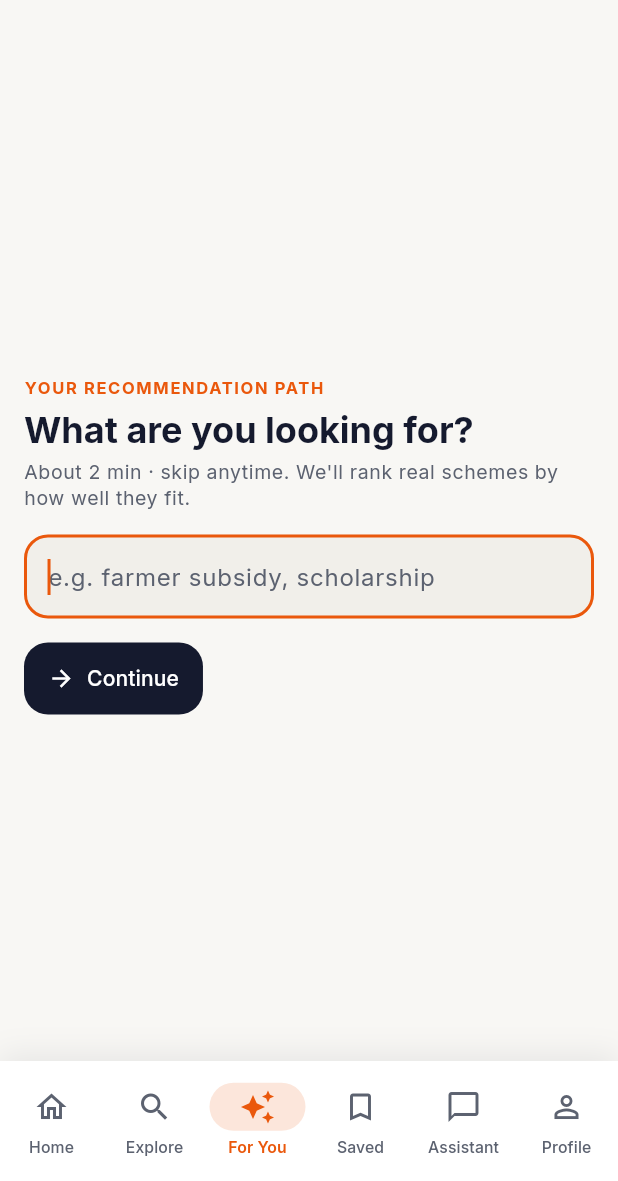
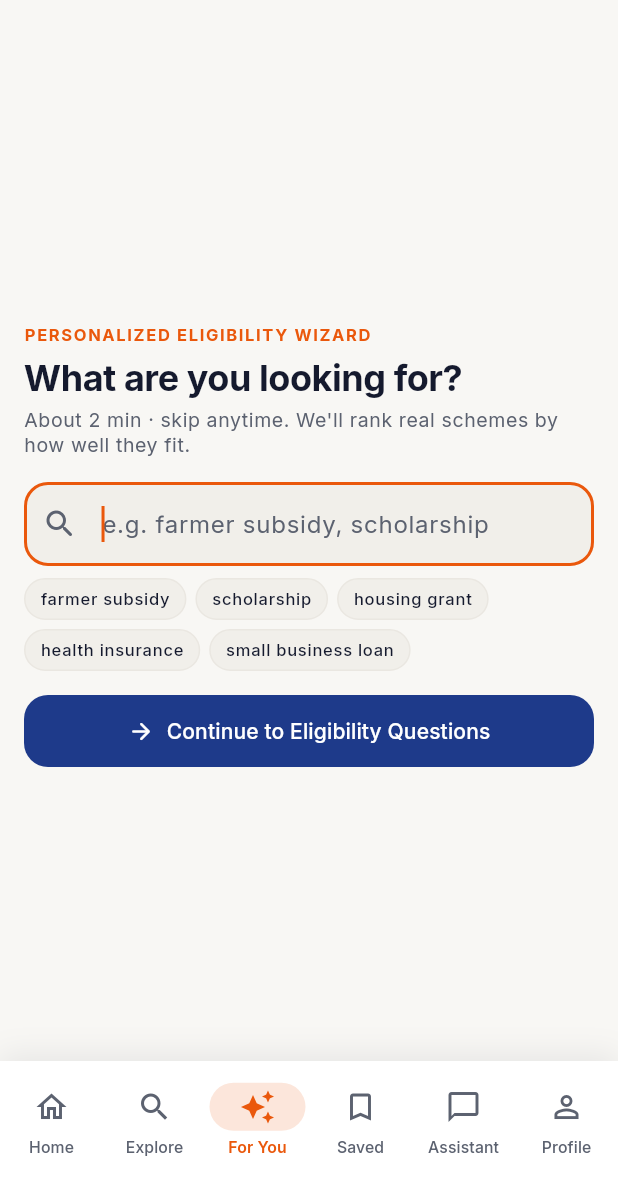
Before and after one commit to chaitanya2424/schememedia-v2, a Flutter app: the RecommendationsScreen screen opened by its route, on a phone screen of 412 x 824 dp, the part 55-1236 px from its top. Run offline on Flutter 3.47's test engine with Material 3 defaults, Android fonts, the phone set to English and light mode, and no system bars; our stand-ins replace dio, flutter_riverpod, flutter_secure_storage, freezed_annotation, go_router, shared_preferences; accounts and stored records are empty.

Commit message:
feat(ui): modernize Recommendations feed and Eligibility Wizard with Gov-Tech design

```diff
--- a/apps/frontend/lib/features/recommendations/presentation/widgets/recommendations_wizard.dart
+++ b/apps/frontend/lib/features/recommendations/presentation/widgets/recommendations_wizard.dart
@@ -195,18 +195,29 @@ class _WizardHeader extends StatelessWidget {
   @override
   Widget build(BuildContext context) {
     final theme = Theme.of(context);
-    return Padding(
-      padding: const EdgeInsets.fromLTRB(AppSpacing.lg, AppSpacing.md, AppSpacing.lg, 0),
-      child: Column(
-        children: [
-          Row(
+    final progress = (index / _totalQuestions).clamp(0.0, 1.0);
+
+    return Column(
+      children: [
+        LinearProgressIndicator(
+          value: progress,
+          backgroundColor: const Color(0xFFE2E8F0),
+          valueColor: const AlwaysStoppedAnimation<Color>(Color(0xFF1E3A8A)),
+          minHeight: 4,
+        ),
+        Padding(
+          padding: const EdgeInsets.fromLTRB(AppSpacing.lg, AppSpacing.sm, AppSpacing.lg, 0),
+          child: Row(
             children: [
-              IconButton(onPressed: onBack, icon: const Icon(Icons.arrow_back)),
+              IconButton(onPressed: onBack, icon: const Icon(Icons.arrow_back_rounded), tooltip: 'Back'),
               Expanded(
                 child: Text(
-                  'Optional setup · $_totalQuestions signals available',
+                  'Step $index · $_totalQuestions signals available',
                   textAlign: TextAlign.center,
-                  style: theme.textTheme.bodySmall,
+                  style: theme.textTheme.bodySmall?.copyWith(
+                    fontWeight: FontWeight.w600,
+                    color: const Color(0xFF475569),
+                  ),
                 ),
               ),
               TextButton(
@@ -216,8 +227,8 @@ class _WizardHeader extends StatelessWidget {
               ),
             ],
           ),
-        ],
-      ),
+        ),
+      ],
     );
   }
 }
@@ -229,22 +240,37 @@ class _QueryStep extends StatelessWidget {
   final String? error;
   final VoidCallback onSubmit;
 
+  static const _suggestions = [
+    'farmer subsidy',
+    'scholarship',
+    'housing grant',
+    'health insurance',
+    'small business loan',
+  ];
+
   @override
   Widget build(BuildContext context) {
     final theme = Theme.of(context);
+    final colors = context.colors;
     return Padding(
       padding: const EdgeInsets.all(AppSpacing.lg),
       child: Column(
         crossAxisAlignment: CrossAxisAlignment.start,
         mainAxisAlignment: MainAxisAlignment.center,
         children: [
-          const EyebrowLabel('Your recommendation path'),
+          const EyebrowLabel('PERSONALIZED ELIGIBILITY WIZARD'),
           const SizedBox(height: AppSpacing.xs),
-          Text('What are you looking for?', style: theme.textTheme.headlineSmall),
+          Text(
+            'What are you looking for?',
+            style: theme.textTheme.headlineSmall?.copyWith(
+              fontWeight: FontWeight.w800,
+              letterSpacing: -0.3,
+            ),
+          ),
           const SizedBox(height: AppSpacing.xs),
           Text(
             'About 2 min · skip anytime. We\'ll rank real schemes by how well they fit.',
-            style: theme.textTheme.bodySmall,
+            style: theme.textTheme.bodySmall?.copyWith(color: colors.textSecondary),
           ),
           const SizedBox(height: AppSpacing.lg),
           TextField(
@@ -254,16 +280,54 @@ class _QueryStep extends StatelessWidget {
             decoration: InputDecoration(
               hintText: 'e.g. farmer subsidy, scholarship',
               errorText: error,
+              prefixIcon: const Icon(Icons.search_rounded),
+              border: OutlineInputBorder(
+                borderRadius: BorderRadius.circular(AppSpacing.radiusMd),
+              ),
             ),
             textInputAction: TextInputAction.done,
             onSubmitted: (_) => onSubmit(),
           ),
+          const SizedBox(height: AppSpacing.sm),
+          Wrap(
+            spacing: 6,
+            runSpacing: 6,
+            children: [
+              for (final s in _suggestions)
+                InkWell(
+                  onTap: () {
+                    controller.text = s;
+                    onSubmit();
+                  },
+                  borderRadius: BorderRadius.circular(AppSpacing.radiusXl),
+                  child: Container(
+                    padding: const EdgeInsets.symmetric(horizontal: 10, vertical: 5),
+                    decoration: BoxDecoration(
+                      color: colors.surfaceMuted,
+                      borderRadius: BorderRadius.circular(AppSpacing.radiusXl),
+                      border: Border.all(color: colors.divider),
+                    ),
+                    child: Text(
+                      s,
+                      style: theme.textTheme.labelSmall?.copyWith(fontWeight: FontWeight.w500),
+                    ),
+                  ),
+                ),
+            ],
+          ),
           const SizedBox(height: AppSpacing.lg),
-          FilledButton.icon(
-            key: const ValueKey('recommendations_wizard_continue_button'),
-            onPressed: onSubmit,
-            icon: const Icon(Icons.arrow_forward),
-            label: const Text('Continue'),
+          SizedBox(
+            width: double.infinity,
+            child: FilledButton.icon(
+              key: const ValueKey('recommendations_wizard_continue_button'),
+              onPressed: onSubmit,
+              icon: const Icon(Icons.arrow_forward_rounded),
+              label: const Text('Continue to Eligibility Questions'),
+              style: FilledButton.styleFrom(
+                backgroundColor: const Color(0xFF1E3A8A),
+                padding: const EdgeInsets.symmetric(vertical: 14),
+              ),
+            ),
           ),
         ],
       ),
```
Also changed, not shown: apps/frontend/lib/features/recommendations/presentation/screens/recommendations_screen.dart (+47 -9 lines).
